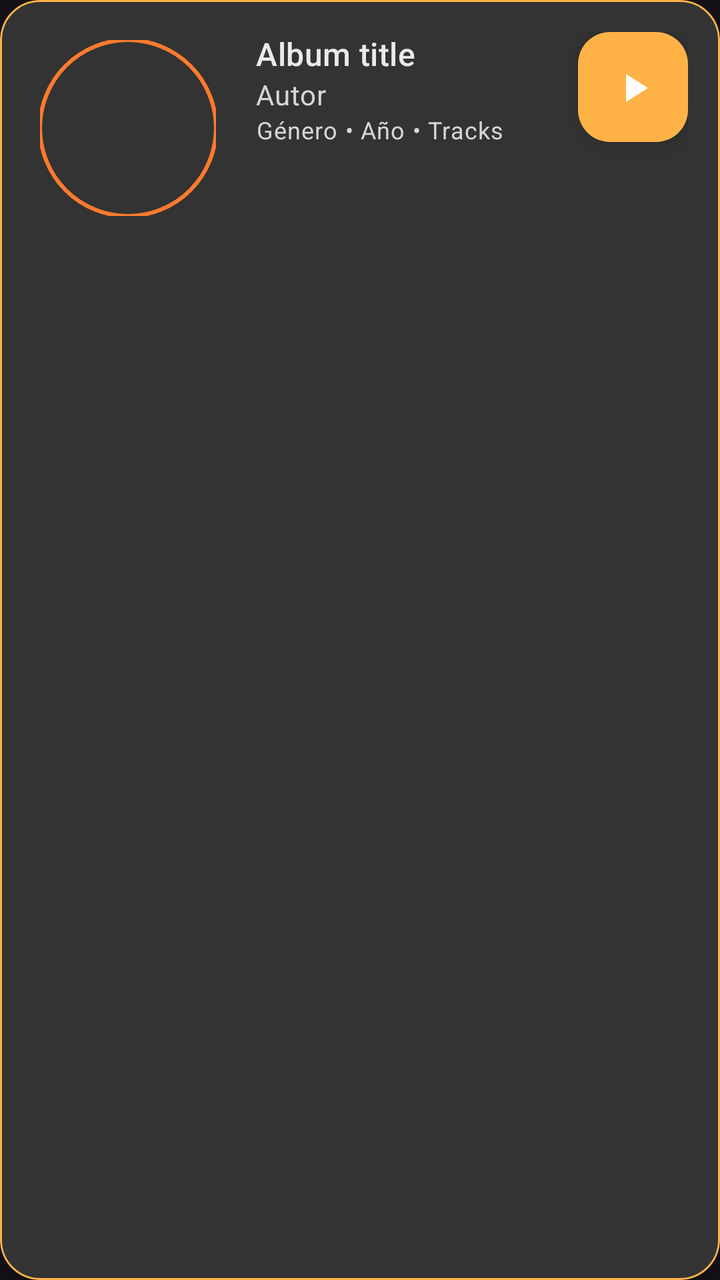
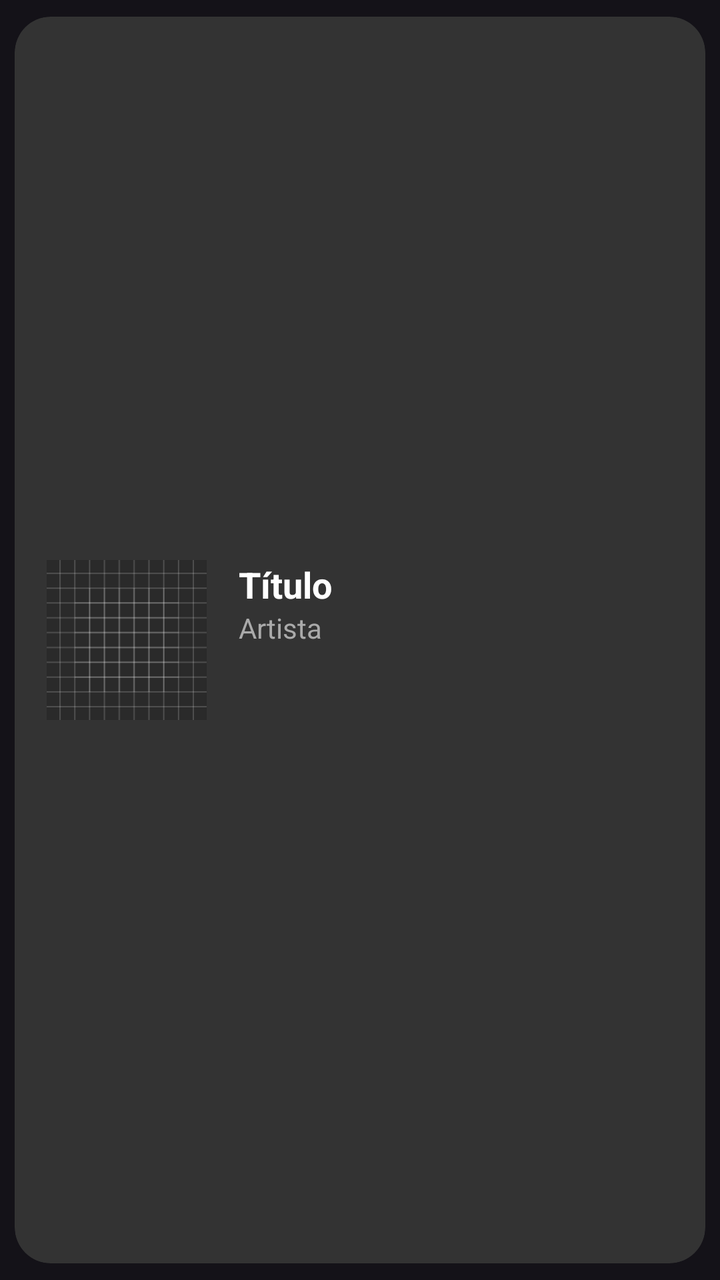

Screens rendered from an Android XML layout before and after an edit, with the pre-edit source and the edit as a unified diff.
<!-- AndroidManifest.xml: application theme Theme.Sporify -->
<!-- res/layout/component_card.xml -->
<?xml version="1.0" encoding="utf-8"?>
<com.google.android.material.card.MaterialCardView
    xmlns:android="http://schemas.android.com/apk/res/android"
    xmlns:app="http://schemas.android.com/apk/res-auto"
    android:layout_width="match_parent"
    android:layout_height="wrap_content"
    android:layout_margin="16dp"
    app:cardCornerRadius="20dp"
    app:cardElevation="6dp"
    app:cardBackgroundColor="@color/colorSurface"
    app:strokeColor="@color/colorPrimaryVariant"
    app:strokeWidth="1dp">

    <androidx.constraintlayout.widget.ConstraintLayout
        android:layout_width="match_parent"
        android:layout_height="wrap_content"
        android:padding="16dp">

        
        <FrameLayout
            android:id="@+id/artContainer"
            android:layout_width="96dp"
            android:layout_height="96dp"
            android:padding="4dp"
            android:background="@color/colorSurface"
            app:layout_constraintStart_toStartOf="parent"
            app:layout_constraintTop_toTopOf="parent">

            <com.google.android.material.imageview.ShapeableImageView
                android:id="@+id/albumArt"
                android:layout_width="match_parent"
                android:layout_height="match_parent"
                android:scaleType="centerCrop"
                android:contentDescription="@string/album_art_desc"
                android:backgroundTint="@color/colorSurface"
                app:shapeAppearanceOverlay="@style/Shape.Circular"
                app:strokeColor="@color/colorPrimary"
                app:strokeWidth="2dp" />
        </FrameLayout>

        
        <TextView
            android:id="@+id/title"
            android:layout_width="0dp"
            android:layout_height="wrap_content"
            android:layout_marginStart="16dp"
            android:text="Album title"
            android:textAppearance="?attr/textAppearanceTitleMedium"
            android:textColor="@color/colorOnBackground"
            android:maxLines="1"
            android:ellipsize="end"
            app:layout_constraintStart_toEndOf="@id/artContainer"
            app:layout_constraintTop_toTopOf="@id/artContainer"
            app:layout_constraintEnd_toStartOf="@id/playFab" />

        
        <TextView
            android:id="@+id/author"
            android:layout_width="0dp"
            android:layout_height="wrap_content"
            android:layout_marginStart="16dp"
            android:text="Autor"
            android:textAppearance="?attr/textAppearanceBodyMedium"
            android:textColor="@color/colorOnSurface"
            android:maxLines="1"
            app:layout_constraintStart_toEndOf="@id/artContainer"
            app:layout_constraintTop_toBottomOf="@id/title"
            app:layout_constraintEnd_toStartOf="@id/playFab" />

        
        <TextView
            android:id="@+id/meta"
            android:layout_width="0dp"
            android:layout_height="wrap_content"
            android:layout_marginStart="16dp"
            android:text="Género • Año • Tracks"
            android:textAppearance="?attr/textAppearanceBodySmall"
            android:textColor="@color/colorOnSurface"
            android:maxLines="1"
            app:layout_constraintStart_toEndOf="@id/artContainer"
            app:layout_constraintTop_toBottomOf="@id/author"
            app:layout_constraintEnd_toStartOf="@id/playFab" />

        
        <com.google.android.material.floatingactionbutton.FloatingActionButton
            android:id="@+id/playFab"
            android:layout_width="55dp"
            android:layout_height="55dp"
            android:contentDescription="@string/play"
            app:srcCompat="@drawable/play_icon"
            app:backgroundTint="@color/colorPrimaryVariant"
            app:tint="@color/colorOnPrimary"
            app:layout_constraintTop_toTopOf="@id/artContainer"
            app:layout_constraintEnd_toEndOf="parent" />

    </androidx.constraintlayout.widget.ConstraintLayout>
</com.google.android.material.card.MaterialCardView>
<!-- resources referenced by this layout -->
<resources>
  <color name="colorOnBackground">#EAEAEA</color>
  <color name="colorOnPrimary">#FFFFFF</color>
  <color name="colorOnSurface">#D6D6D6</color>
  <color name="colorPrimary">#FF7A2F</color>
  <color name="colorPrimaryVariant">#FFB347</color>
  <color name="colorSurface">#333333</color>
  <!-- drawable play_icon (drawable) -->
  <vector xmlns:android="http://schemas.android.com/apk/res/android" android:height="24dp" android:tint="#000000" android:viewportHeight="24" android:viewportWidth="24" android:width="24dp">
        
      <path android:fillColor="@android:color/white" android:pathData="M8,5v14l11,-7z"/>
      
  </vector>
  <string name="album_art_desc">Descripcion album</string>
  <string name="play">Play</string>
  <style name="Shape.Circular" parent="ShapeAppearance.Material3.SmallComponent">
          <item name="cornerFamily">rounded</item>
          <item name="cornerSize">50%</item>
      </style>
  <style name="Theme.Sporify" parent="Base.Theme.Sporify" />
  <style name="Base.Theme.Sporify" parent="Theme.Material3.Dark.NoActionBar">
  
          
          
          <item name="android:windowFullscreen">true</item>
  
      </style>
</resources>

<!-- the commit's change to res/layout/component_card.xml (unified diff, before → after) -->
@@ -1,97 +1,55 @@
 <?xml version="1.0" encoding="utf-8"?>
-<com.google.android.material.card.MaterialCardView
+<androidx.cardview.widget.CardView
     xmlns:android="http://schemas.android.com/apk/res/android"
     xmlns:app="http://schemas.android.com/apk/res-auto"
     android:layout_width="match_parent"
-    android:layout_height="wrap_content"
-    android:layout_margin="16dp"
-    app:cardCornerRadius="20dp"
-    app:cardElevation="6dp"
-    app:cardBackgroundColor="@color/colorSurface"
-    app:strokeColor="@color/colorPrimaryVariant"
-    app:strokeWidth="1dp">
+    android:layout_height="140dp"
+    android:layout_margin="12dp"
+    app:cardCornerRadius="18dp"
+    app:cardUseCompatPadding="true"
+    android:foreground="?attr/selectableItemBackground"
+    app:cardBackgroundColor="@color/colorSurface">
 
-    <androidx.constraintlayout.widget.ConstraintLayout
+    <RelativeLayout
         android:layout_width="match_parent"
-        android:layout_height="wrap_content"
+        android:layout_height="match_parent"
         android:padding="16dp">
 
         
-        <FrameLayout
-            android:id="@+id/artContainer"
-            android:layout_width="96dp"
-            android:layout_height="96dp"
-            android:padding="4dp"
-            android:background="@color/colorSurface"
-            app:layout_constraintStart_toStartOf="parent"
-            app:layout_constraintTop_toTopOf="parent">
-
-            <com.google.android.material.imageview.ShapeableImageView
-                android:id="@+id/albumArt"
-                android:layout_width="match_parent"
-                android:layout_height="match_parent"
-                android:scaleType="centerCrop"
-                android:contentDescription="@string/album_art_desc"
-                android:backgroundTint="@color/colorSurface"
-                app:shapeAppearanceOverlay="@style/Shape.Circular"
-                app:strokeColor="@color/colorPrimary"
-                app:strokeWidth="2dp" />
-        </FrameLayout>
+        <ImageView
+            android:id="@+id/albumCover"
+            android:layout_width="80dp"
+            android:layout_height="80dp"
+            android:scaleType="centerCrop"
+            android:layout_alignParentStart="true"
+            android:layout_centerVertical="true"
+            android:src="@drawable/ic_launcher_background" />
 
         
         <TextView
-            android:id="@+id/title"
-            android:layout_width="0dp"
+            android:id="@+id/albumTitle"
+            android:layout_width="wrap_content"
             android:layout_height="wrap_content"
+            android:text="Título"
+            android:textSize="18sp"
+            android:textStyle="bold"
+            android:textColor="@android:color/white"
             android:layout_marginStart="16dp"
-            android:text="Album title"
-            android:textAppearance="?attr/textAppearanceTitleMedium"
-            android:textColor="@color/colorOnBackground"
-            android:maxLines="1"
-            android:ellipsize="end"
-            app:layout_constraintStart_toEndOf="@id/artContainer"
-            app:layout_constraintTop_toTopOf="@id/artContainer"
-            app:layout_constraintEnd_toStartOf="@id/playFab" />
+            android:layout_toEndOf="@id/albumCover"
+            android:layout_alignTop="@id/albumCover" />
 
         
         <TextView
-            android:id="@+id/author"
-            android:layout_width="0dp"
+            android:id="@+id/albumSubtitle"
+            android:layout_width="wrap_content"
             android:layout_height="wrap_content"
+            android:text="Artista"
+            android:textSize="14sp"
+            android:textColor="#AAAAAA"
             android:layout_marginStart="16dp"
-            android:text="Autor"
-            android:textAppearance="?attr/textAppearanceBodyMedium"
-            android:textColor="@color/colorOnSurface"
-            android:maxLines="1"
-            app:layout_constraintStart_toEndOf="@id/artContainer"
-            app:layout_constraintTop_toBottomOf="@id/title"
-            app:layout_constraintEnd_toStartOf="@id/playFab" />
+            android:layout_toEndOf="@id/albumCover"
+            android:layout_below="@id/albumTitle" />
 
-        
-        <TextView
-            android:id="@+id/meta"
-            android:layout_width="0dp"
-            android:layout_height="wrap_content"
-            android:layout_marginStart="16dp"
-            android:text="Género • Año • Tracks"
-            android:textAppearance="?attr/textAppearanceBodySmall"
-            android:textColor="@color/colorOnSurface"
-            android:maxLines="1"
-            app:layout_constraintStart_toEndOf="@id/artContainer"
-            app:layout_constraintTop_toBottomOf="@id/author"
-            app:layout_constraintEnd_toStartOf="@id/playFab" />
+    </RelativeLayout>
 
-        
-        <com.google.android.material.floatingactionbutton.FloatingActionButton
-            android:id="@+id/playFab"
-            android:layout_width="55dp"
-            android:layout_height="55dp"
-            android:contentDescription="@string/play"
-            app:srcCompat="@drawable/play_icon"
-            app:backgroundTint="@color/colorPrimaryVariant"
-            app:tint="@color/colorOnPrimary"
-            app:layout_constraintTop_toTopOf="@id/artContainer"
-            app:layout_constraintEnd_toEndOf="parent" />
-
-    </androidx.constraintlayout.widget.ConstraintLayout>
-</com.google.android.material.card.MaterialCardView>
+</androidx.cardview.widget.CardView>
<!-- resource entries referenced after the edit -->
@@ -1,23 +1,7 @@
 <!-- resources referenced by this layout -->
 <resources>
-  <color name="colorOnBackground">#EAEAEA</color>
-  <color name="colorOnPrimary">#FFFFFF</color>
-  <color name="colorOnSurface">#D6D6D6</color>
-  <color name="colorPrimary">#FF7A2F</color>
-  <color name="colorPrimaryVariant">#FFB347</color>
   <color name="colorSurface">#333333</color>
-  <!-- drawable play_icon (drawable) -->
-  <vector xmlns:android="http://schemas.android.com/apk/res/android" android:height="24dp" android:tint="#000000" android:viewportHeight="24" android:viewportWidth="24" android:width="24dp">
-        
-      <path android:fillColor="@android:color/white" android:pathData="M8,5v14l11,-7z"/>
-      
-  </vector>
-  <string name="album_art_desc">Descripcion album</string>
-  <string name="play">Play</string>
-  <style name="Shape.Circular" parent="ShapeAppearance.Material3.SmallComponent">
-          <item name="cornerFamily">rounded</item>
-          <item name="cornerSize">50%</item>
-      </style>
+  <!-- drawable ic_launcher_background: vector/xml drawable (drawable, 4573 chars, omitted) -->
   <style name="Theme.Sporify" parent="Base.Theme.Sporify" />
   <style name="Base.Theme.Sporify" parent="Theme.Material3.Dark.NoActionBar">
   
